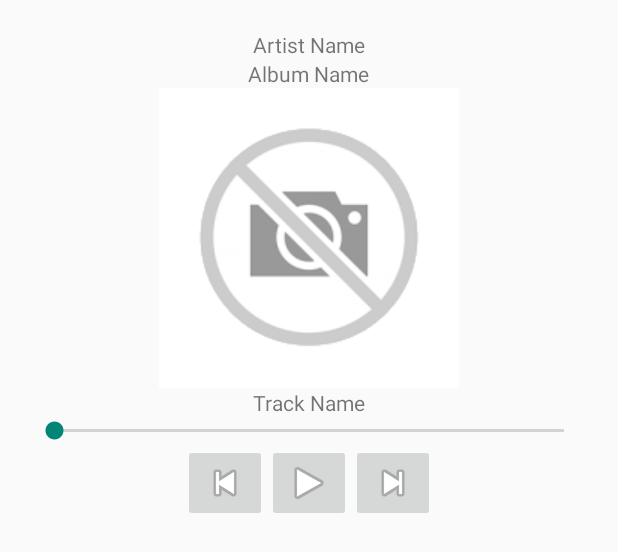
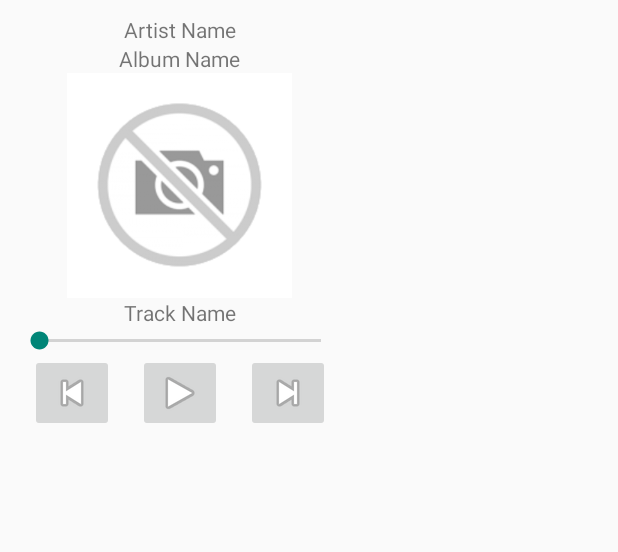
Before and after one commit to adeneche/spotifiy-part1, an Android app: the layout player_fragment.xml on its own in the app's theme, with its tools: preview values and no code run, on a phone screen of 412 x 824 dp. Shown: the top 552 px of the screen. Run offline under Robolectric (Android 15) with nearby library versions, the phone set to English and light mode, and no system bars.

Commit message:
polishing UI

```diff
--- a/app/src/main/java/com/adeneche/spotifystreamer/ArtistSearchFragment.java
+++ b/app/src/main/java/com/adeneche/spotifystreamer/ArtistSearchFragment.java
@@ -53,7 +53,6 @@ public class ArtistSearchFragment extends Fragment {
     @Override
     public void onSaveInstanceState(Bundle outState) {
         if (artists != null && !artists.isEmpty()) {
-            Log.i(LOG_TAG, "saving " + artists.size() + " artists");
             outState.putParcelableArrayList(SAVE_KEY, artists);
         }
         super.onSaveInstanceState(outState);
@@ -62,14 +61,11 @@ public class ArtistSearchFragment extends Fragment {
     @Override
     public View onCreateView(LayoutInflater inflater, ViewGroup container,
                              Bundle savedInstanceState) {
-        Log.i(LOG_TAG, "onCreateView [" + savedInstanceState + "]");
-
         // load saved artists, if any
         if (savedInstanceState == null || !savedInstanceState.containsKey(SAVE_KEY)) {
             artists = new ArrayList<>();
         } else {
             artists = savedInstanceState.getParcelableArrayList(SAVE_KEY);
-            Log.i(LOG_TAG, "Loaded " + artists.size() + " artists");
         }
 
         mSearchAdapter = new ArtistListAdapter(getActivity(), artists);
--- a/app/src/main/java/com/adeneche/spotifystreamer/MainActivity.java
+++ b/app/src/main/java/com/adeneche/spotifystreamer/MainActivity.java
@@ -17,8 +17,6 @@ public class MainActivity extends ActionBarActivity implements ArtistSearchFragm
 
     @Override
     protected void onCreate(Bundle savedInstanceState) {
-        Log.i(LOG_TAG, "onCreate [" + savedInstanceState + "]");
-
         super.onCreate(savedInstanceState);
         setContentView(R.layout.activity_main);
         if (findViewById(R.id.topten_detail_container) != null) {
--- a/app/src/main/java/com/adeneche/spotifystreamer/TopTenActivity.java
+++ b/app/src/main/java/com/adeneche/spotifystreamer/TopTenActivity.java
@@ -13,8 +13,6 @@ public class TopTenActivity extends ActionBarActivity {
 
     @Override
     protected void onCreate(Bundle savedInstanceState) {
-        Log.i(LOG_TAG, "onCreate");
-
         super.onCreate(savedInstanceState);
         setContentView(R.layout.activity_top_ten);
         if (savedInstanceState == null) {
--- a/app/src/main/java/com/adeneche/spotifystreamer/TopTenFragment.java
+++ b/app/src/main/java/com/adeneche/spotifystreamer/TopTenFragment.java
@@ -55,7 +55,6 @@ public class TopTenFragment extends Fragment {
     @Override
     public void onSaveInstanceState(Bundle outState) {
         if (tracks != null && !tracks.isEmpty()) {
-            Log.i(LOG_TAG, "saving " + tracks.size() + " tracks");
             outState.putParcelableArrayList(SAVE_KEY, tracks);
         }
         super.onSaveInstanceState(outState);
@@ -77,7 +76,6 @@ public class TopTenFragment extends Fragment {
     @Override
     public View onCreateView(LayoutInflater inflater, ViewGroup container,
                              Bundle savedInstanceState) {
-        Log.i(LOG_TAG, "onCreateView");
         final View rootView = inflater.inflate(R.layout.fragment_top_ten, container, false);
 
         final ListView listView = (ListView) rootView.findViewById(R.id.listview_topten);
--- a/app/src/main/res/layout/list_item_search.xml
+++ b/app/src/main/res/layout/list_item_search.xml
@@ -6,8 +6,8 @@
 
     <ImageView
         android:id="@+id/item_search_thumbnail"
-        android:layout_width="100dp"
-        android:layout_height="100dp"
+        android:layout_width="75dp"
+        android:layout_height="75dp"
         android:layout_alignParentLeft="true" android:layout_alignParentTop="true"
         android:src="@drawable/no_image_available" />
 
--- a/app/src/main/res/layout/list_item_topten.xml
+++ b/app/src/main/res/layout/list_item_topten.xml
@@ -6,8 +6,10 @@
 
     <ImageView
         android:id="@+id/item_top10_thumbnail"
-        android:layout_width="200px" android:layout_height="200px"
-        android:layout_alignParentLeft="true" android:layout_alignParentTop="true" />
+        android:layout_width="75dp"
+        android:layout_height="75dp"
+        android:layout_alignParentLeft="true"
+        android:layout_alignParentTop="true" />
 
     <TextView
         android:id="@+id/item_top10_album"
--- a/app/src/main/res/layout/player_fragment.xml
+++ b/app/src/main/res/layout/player_fragment.xml
@@ -1,10 +1,10 @@
 <?xml version="1.0" encoding="utf-8"?>
 <LinearLayout xmlns:android="http://schemas.android.com/apk/res/android"
     android:orientation="vertical"
-    android:layout_width="match_parent"
-    android:layout_height="match_parent"
+    android:layout_width="wrap_content"
+    android:layout_height="wrap_content"
     android:gravity="center_horizontal"
-    android:padding="20dp">
+    android:padding="10dp" >
 
     <TextView
         android:id="@+id/player_artist"
@@ -18,8 +18,8 @@
         android:text="Album Name"/>
     <ImageView
         android:id="@+id/player_thumbnail"
-        android:layout_width="wrap_content"
-        android:layout_height="wrap_content"
+        android:layout_width="150dp"
+        android:layout_height="150dp"
         android:src="@drawable/no_image_available" />
     <TextView
         android:id="@+id/player_track"
@@ -28,23 +28,33 @@
         android:text="Track Name"/>
     <SeekBar
         android:id="@+id/player_scrubbar"
-        android:layout_width="fill_parent"
+        android:layout_width="220dp"
         android:layout_height="wrap_content" />
     <LinearLayout
         android:orientation="horizontal"
-        android:layout_width="fill_parent"
+        android:layout_width="200dp"
         android:layout_height="wrap_content"
-        android:gravity="center">
+        android:gravity="center_horizontal">
         <ImageButton
             android:id="@+id/player_prev"
             android:layout_width="wrap_content"
             android:layout_height="wrap_content"
             android:src="@android:drawable/ic_media_previous" />
+        <View
+            android:layout_width="0dp"
+            android:layout_height="1dp"
+            android:layout_weight="1" >
+        </View>
         <ImageButton
             android:id="@+id/player_play"
             android:layout_width="wrap_content"
             android:layout_height="wrap_content"
             android:src="@android:drawable/ic_media_play" />
+        <View
+            android:layout_width="0dp"
+            android:layout_height="1dp"
+            android:layout_weight="1" >
+        </View>
         <ImageButton
             android:id="@+id/player_next"
             android:layout_width="wrap_content"
```
Also changed, not shown: app/src/main/java/com/adeneche/spotifystreamer/PlaybackFragment.java (+6 -1 lines).
